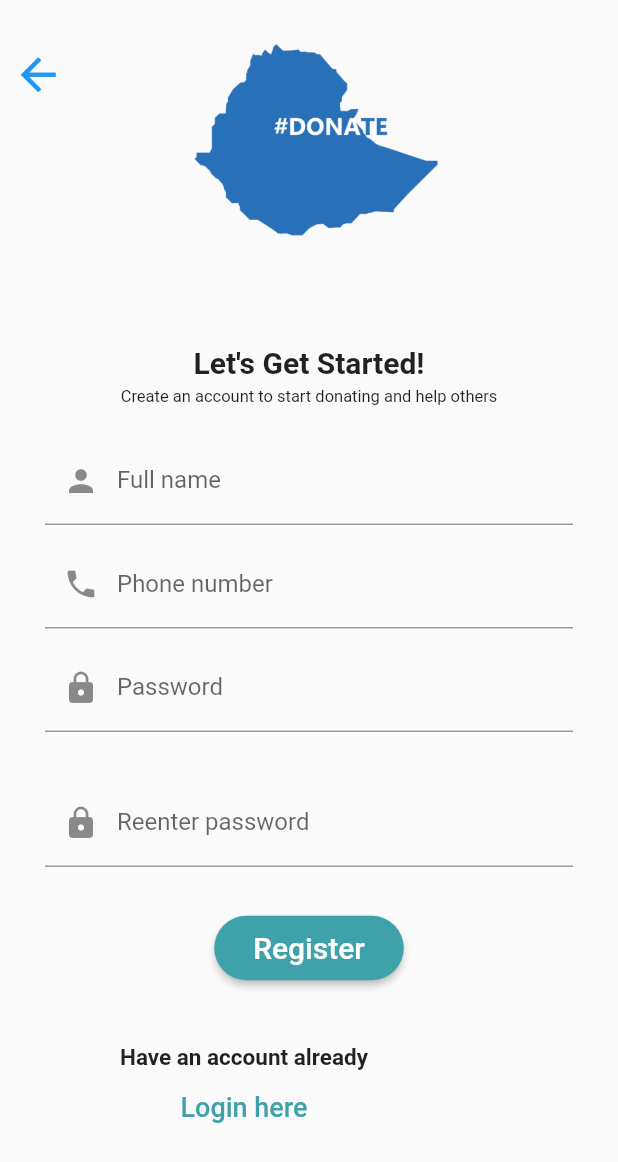
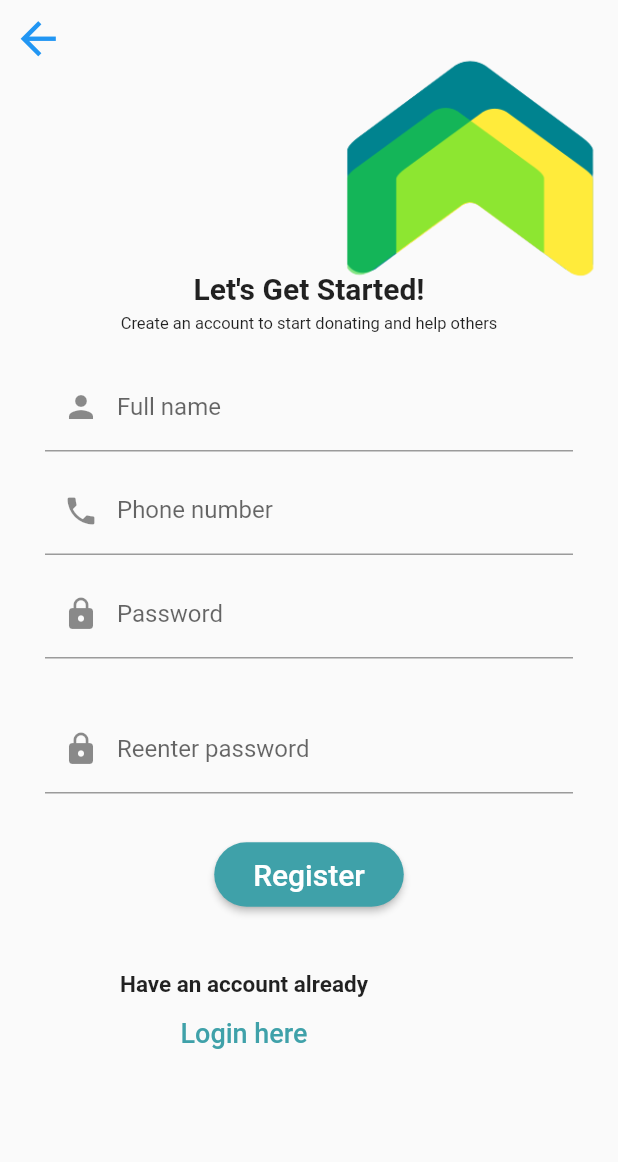
Before and after one commit to abdu4188/Agari-Donor-App, a Flutter app: the Login screen opened by its route, after a tap on "Create an account", on a phone screen of 412 x 824 dp. Shown: the top 1162 px of the screen. Run offline on Flutter 3.47's test engine with Material 2 defaults, Android fonts, the phone set to English and light mode, and no system bars; our stand-ins replace geolocator, shared_preferences; accounts and stored records are empty.

Commit message:
fix register and login UI

```diff
--- a/lib/screens/Auth/login.dart
+++ b/lib/screens/Auth/login.dart
@@ -44,7 +44,7 @@ class LoginState extends State<Login>{
                 children: <Widget>[
                   Column(
                     children: <Widget>[
-                      Image.asset("assets/images/logo.png",height: 200.0,width:300.0,fit: BoxFit.cover,),
+                      Image.asset("assets/images/nlogo.png",height: 250.0,width: 350.0,fit: BoxFit.cover,),
                       Text(Strings.MOTTO, style: TextStyles.mottoStyle)
                     ],
                   ),
--- a/lib/screens/Auth/register.dart
+++ b/lib/screens/Auth/register.dart
@@ -45,7 +45,13 @@ class RegisterState extends State<Register>{
   Widget build(BuildContext context) {
     return Scaffold(
       key: _scaffoldkey,
-      body: Align(
+      body: Stack(
+        children: <Widget>[
+          Positioned(
+            left: 200,
+            child: Image.asset("assets/images/header.png",height: 200.0,width:220.0,fit: BoxFit.cover,),
+          ),
+          Align(
             widthFactor: double.infinity,
             child: ListView(
               children: <Widget>[
@@ -61,10 +67,6 @@ class RegisterState extends State<Register>{
                           Navigator.of(context).pop()
                         },
                       ),
-                ),
-                Padding(
-                  padding: EdgeInsets.only(left: 48),
-                  child: Image.asset("assets/images/logo.png",height: 200.0,width:220.0,fit: BoxFit.cover,),
                     ),
                   ],
                 ),
@@ -241,6 +243,8 @@ class RegisterState extends State<Register>{
                 ),
               ],
             ),
+          ),
+        ],
       ),
     );
   }
--- a/lib/screens/home.dart
+++ b/lib/screens/home.dart
@@ -114,7 +114,7 @@ class HomeState extends State<HomeScreen>{
   checkLogin() async{
     SharedPreferences prefs = await SharedPreferences.getInstance();
     bool tokenCheck = prefs.containsKey('token');
-    if(!tokenCheck){
+    if(tokenCheck){
       Navigator.of(context).pushReplacementNamed('/login');
     }
     else{
--- a/pubspec.yaml
+++ b/pubspec.yaml
@@ -49,13 +49,14 @@ flutter:
    - assets/images/logo.png
    - assets/images/attention.png
    - assets/images/stripes.png
-   - assets/images/header.jpg
+   - assets/images/header.png
    - assets/images/flour.jpg
    - assets/images/oil.jpg
    - assets/images/qr.png
    - assets/images/amole.jpg
    - assets/images/cbe.png
    - assets/images/hellocash.jpg
+   - assets/images/nlogo.png
 
   # An image asset can refer to one or more resolution-specific "variants", see
   # https://flutter.dev/assets-and-images/#resolution-aware.
```
Also changed, not shown: assets/images/header.png (added), assets/images/nlogo.png (added). Lines whose indentation alone changed are shown as unchanged.
